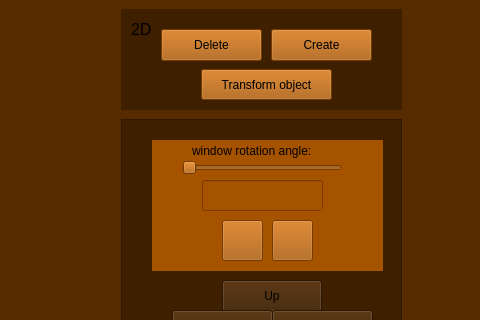
Qt form src/view/main_view/gui_main.ui (victoriavllso/sistema-grafico-interativo) before a commit; both pictures show x 639 to 1119 and y 380 to 700 of the 1119 by 921 pixel window.
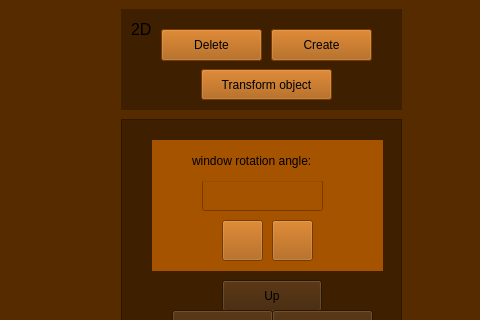
The same form after that commit.

Patch:
```diff
--- a/src/view/main_view/gui_main.ui
+++ b/src/view/main_view/gui_main.ui
@@ -284,7 +284,7 @@
        <property name="geometry">
         <rect>
          <x>40</x>
-         <y>-10</y>
+         <y>0</y>
          <width>171</width>
          <height>41</height>
         </rect>
@@ -293,19 +293,6 @@
         <string>window rotation angle:</string>
        </property>
       </widget>
-      <widget class="QSlider" name="rotation_window">
-       <property name="geometry">
-        <rect>
-         <x>30</x>
-         <y>20</y>
-         <width>160</width>
-         <height>16</height>
-        </rect>
-       </property>
-       <property name="orientation">
-        <enum>Qt::Orientation::Horizontal</enum>
-       </property>
-      </widget>
      </widget>
      <widget class="QWidget" name="verticalLayoutWidget_3">
       <property name="geometry">
```
Left out of the diff: 2 changed lines with no effect on the pictures.
